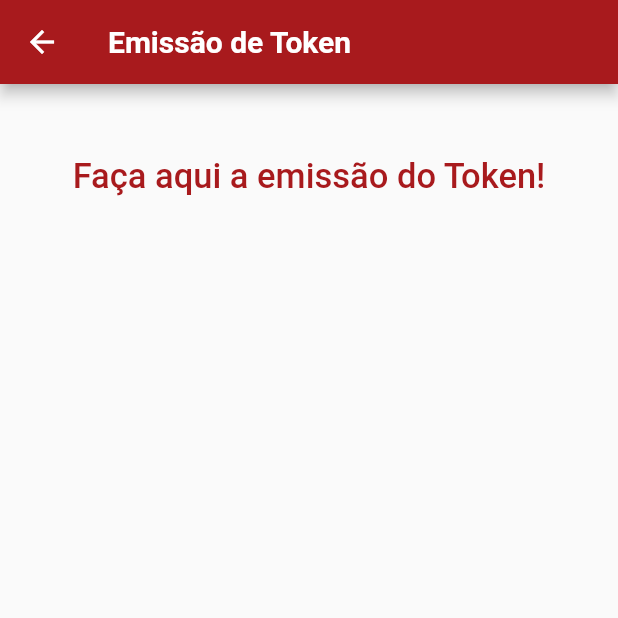
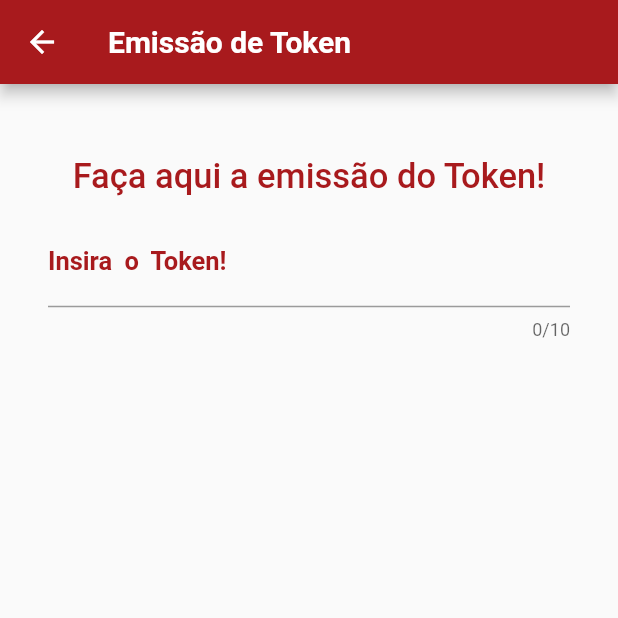
Before and after one commit to GuiQRSM/-Alcool-ou-Gasolina-, a Flutter app: the TokenFrame screen opened directly, on a phone screen of 412 x 824 dp, the top half of it. Run offline on Flutter 3.47's test engine with Material 2 defaults, Android fonts, the phone set to English and light mode, and no system bars.

Commit message:
Implement in Scaffold() that is returned by the stfu structure of 'TokenFrame' inside the attribute 'children: <Widget>[]' of class Column() a class Padding() that receives a class TextField().

```diff
--- a/lib/Token_Frame.dart
+++ b/lib/Token_Frame.dart
@@ -30,7 +30,7 @@ class _TokenFrameState extends State<TokenFrame> {
           child: Column(
             children: <Widget>[
               Padding(
-                  padding: EdgeInsets.only(top:16),
+                  padding: EdgeInsets.only(top:16, bottom: 5),
                 child: Text(
                     "Faça aqui a emissão do Token!",
                 style: TextStyle(
@@ -39,6 +39,30 @@ class _TokenFrameState extends State<TokenFrame> {
                   color: primeColor,
                 ),),
               ),
+              Padding(
+                  padding: EdgeInsets.only(top: 10),
+                child: TextField(
+                  keyboardType: TextInputType.text,
+                  decoration: InputDecoration(
+                    labelText: "Insira o Token!",
+                    labelStyle: TextStyle(
+                      fontSize: 17,
+                      fontWeight: FontWeight.w600,
+                      color: primeColor,
+                    ),
+                  ),
+                  obscureText: true,
+                  maxLength: 10,
+                  maxLengthEnforced: true,
+                  style: TextStyle(
+                    fontSize: 15,
+                    fontWeight: FontWeight.w600,
+                    color: primeColor,
+                    wordSpacing: 4
+                  ),
+                  cursorColor: primeColor,
+                ),
+              ),
             ],
           ),
         ),
```
